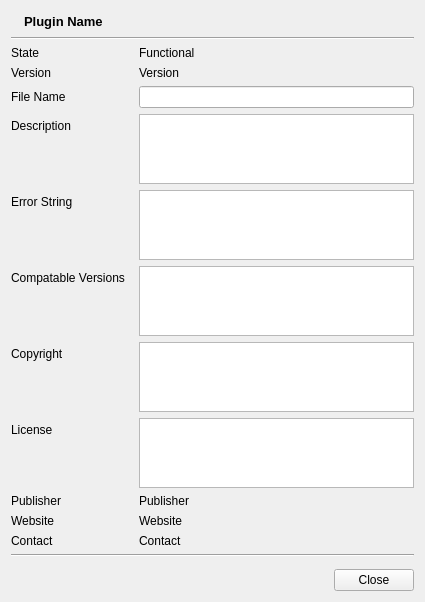
This is src/ExtensionSystem/source/PluginInfoWidget.ui in JPNaude/Qtilities as Qt 5 draws it before an edit. The edited form follows.
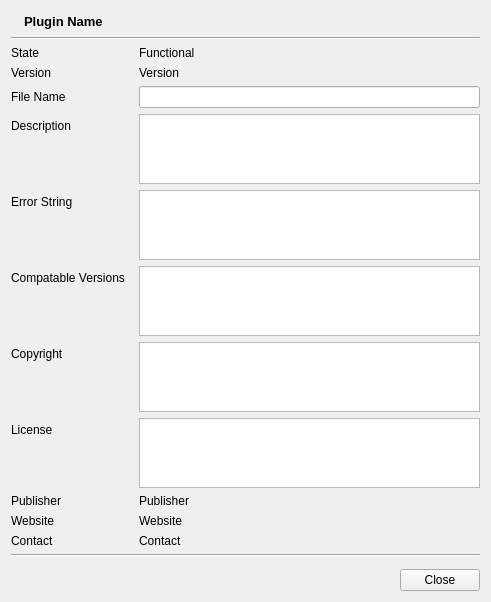
This is the edited form.

Commit message: Small updates to new Extension System info widgets and config widget.

What changed in the file:
```diff
--- a/src/ExtensionSystem/source/PluginInfoWidget.ui
+++ b/src/ExtensionSystem/source/PluginInfoWidget.ui
@@ -6,8 +6,8 @@
    <rect>
     <x>0</x>
     <y>0</y>
-    <width>425</width>
-    <height>557</height>
+    <width>491</width>
+    <height>558</height>
    </rect>
   </property>
   <property name="windowTitle">
@@ -211,6 +211,9 @@
        <property name="readOnly">
         <bool>true</bool>
        </property>
+       <property name="backgroundVisible">
+        <bool>false</bool>
+       </property>
       </widget>
      </item>
      <item row="7" column="0">
```
The commit also changes 2 other files.
